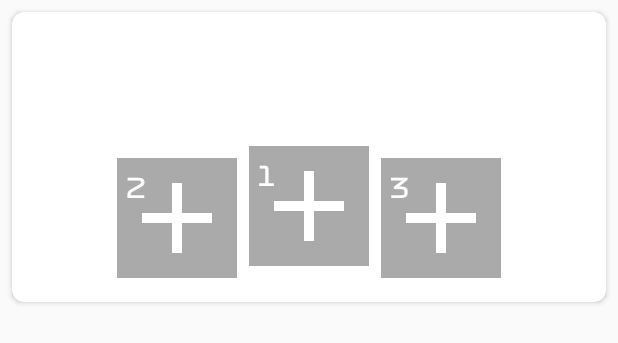
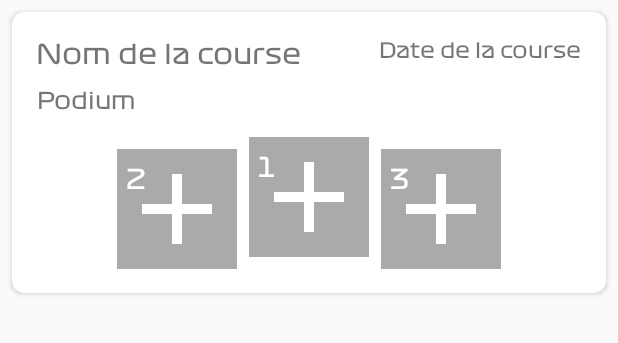
Before and after one commit to Allaneee/Formula-World, an Android app: the layout item_grandprix_card.xml on its own in the app's theme, with its tools: preview values and no code run, on a phone screen of 412 x 824 dp. Shown: the top 343 px of the screen. Run offline under Robolectric (Android 15) with nearby library versions, the phone set to English and light mode, and no system bars; network calls fail.

Commit message:
verification des pilotes

```diff
--- a/app/src/main/java/Adapter/GrandPrixAdapter.java
+++ b/app/src/main/java/Adapter/GrandPrixAdapter.java
@@ -69,7 +69,6 @@ public class GrandPrixAdapter extends RecyclerView.Adapter<GrandPrixAdapter.Gran
 
     static class GrandPrixViewHolder extends RecyclerView.ViewHolder {
         private final TextView grandPrixNameTextView;
-        private final TextView grandPrixLocationTextView;
         private final TextView grandPrixDateTextView;
         private final ImageView podiumFirstImageView;
         private final ImageView podiumSecondImageView;
@@ -82,7 +81,6 @@ public class GrandPrixAdapter extends RecyclerView.Adapter<GrandPrixAdapter.Gran
         public GrandPrixViewHolder(@NonNull View itemView) {
             super(itemView);
             grandPrixNameTextView = itemView.findViewById(R.id.textViewGrandPrixName);
-            grandPrixLocationTextView = itemView.findViewById(R.id.textViewGrandPrixLocation);
             grandPrixDateTextView = itemView.findViewById(R.id.textViewGrandPrixDate);
             podiumFirstImageView = itemView.findViewById(R.id.podiumFirst);
             podiumSecondImageView = itemView.findViewById(R.id.podiumSecond);
@@ -95,9 +93,11 @@ public class GrandPrixAdapter extends RecyclerView.Adapter<GrandPrixAdapter.Gran
 
         public void bind(GrandPrix grandPrix) {
             grandPrixNameTextView.setText(grandPrix.getRaceName());
-            grandPrixLocationTextView.setText(grandPrix.getCircuit().getCircuitName());
             grandPrixDateTextView.setText(grandPrix.getDate());
 
+            resultFirstImageView.setImageResource(R.drawable.baseline_question_mark_24);
+            resultSecondImageView.setImageResource(R.drawable.baseline_question_mark_24);
+            resultThirdImageView.setImageResource(R.drawable.baseline_question_mark_24);
             // Utilisation des sélections de pilotes pour charger les images dans les ImageView
             List<Driver> selections = driverSelections.get(grandPrix.getRaceName());
             if (selections != null) {
--- /dev/null
+++ b/app/src/main/res/drawable/baseline_question_mark_24.xml
@@ -0,0 +1,5 @@
+<vector android:height="24dp" android:tint="#FFFFFF"
+    android:viewportHeight="24" android:viewportWidth="24"
+    android:width="24dp" xmlns:android="http://schemas.android.com/apk/res/android">
+    <path android:fillColor="@android:color/white" android:pathData="M11.07,12.85c0.77,-1.39 2.25,-2.21 3.11,-3.44c0.91,-1.29 0.4,-3.7 -2.18,-3.7c-1.69,0 -2.52,1.28 -2.87,2.34L6.54,6.96C7.25,4.83 9.18,3 11.99,3c2.35,0 3.96,1.07 4.78,2.41c0.7,1.15 1.11,3.3 0.03,4.9c-1.2,1.77 -2.35,2.31 -2.97,3.45c-0.25,0.46 -0.35,0.76 -0.35,2.24h-2.89C10.58,15.22 10.46,13.95 11.07,12.85zM14,20c0,1.1 -0.9,2 -2,2s-2,-0.9 -2,-2c0,-1.1 0.9,-2 2,-2S14,18.9 14,20z"/>
+</vector>
--- a/app/src/main/res/layout/item_grandprix_card.xml
+++ b/app/src/main/res/layout/item_grandprix_card.xml
@@ -14,32 +14,37 @@
 
         <TextView
             android:id="@+id/textViewGrandPrixName"
-            android:layout_width="match_parent"
+            android:layout_width="wrap_content"
             android:layout_height="wrap_content"
             android:textSize="18sp"
-            android:layout_marginBottom="8dp"/>
-
-        <TextView
-            android:id="@+id/textViewGrandPrixLocation"
-            android:layout_width="match_parent"
-            android:layout_height="wrap_content"
-            android:layout_below="@id/textViewGrandPrixName"
-            android:textSize="14sp"
-            android:layout_marginBottom="8dp"/>
+            android:layout_marginBottom="8dp"
+            android:text="Nom de la course"/>
 
         <TextView
             android:id="@+id/textViewGrandPrixDate"
-            android:layout_width="match_parent"
+            android:layout_width="wrap_content"
             android:layout_height="wrap_content"
-            android:layout_below="@id/textViewGrandPrixLocation"
-            android:textSize="14sp"/>
+            android:textSize="14sp"
+            android:layout_alignParentEnd="true"
+            android:text="Date de la course"/>
+
+        <TextView
+            android:id="@+id/tvpodium"
+            android:layout_width="wrap_content"
+            android:layout_height="wrap_content"
+            android:layout_below="@id/textViewGrandPrixDate"
+            android:gravity="center"
+            android:text="Podium"
+            android:layout_marginTop="15dp"
+            android:textSize="15sp"/>
         <!-- Les trois carrés représentant le podium -->
         <LinearLayout
             android:layout_width="match_parent"
             android:layout_height="wrap_content"
             android:orientation="horizontal"
-            android:layout_below="@id/textViewGrandPrixDate"
-            android:gravity="center_horizontal">
+            android:layout_below="@id/tvpodium"
+            android:gravity="center_horizontal"
+            android:layout_marginTop="15dp">
 
             <RelativeLayout
                 android:layout_width="wrap_content"
```
